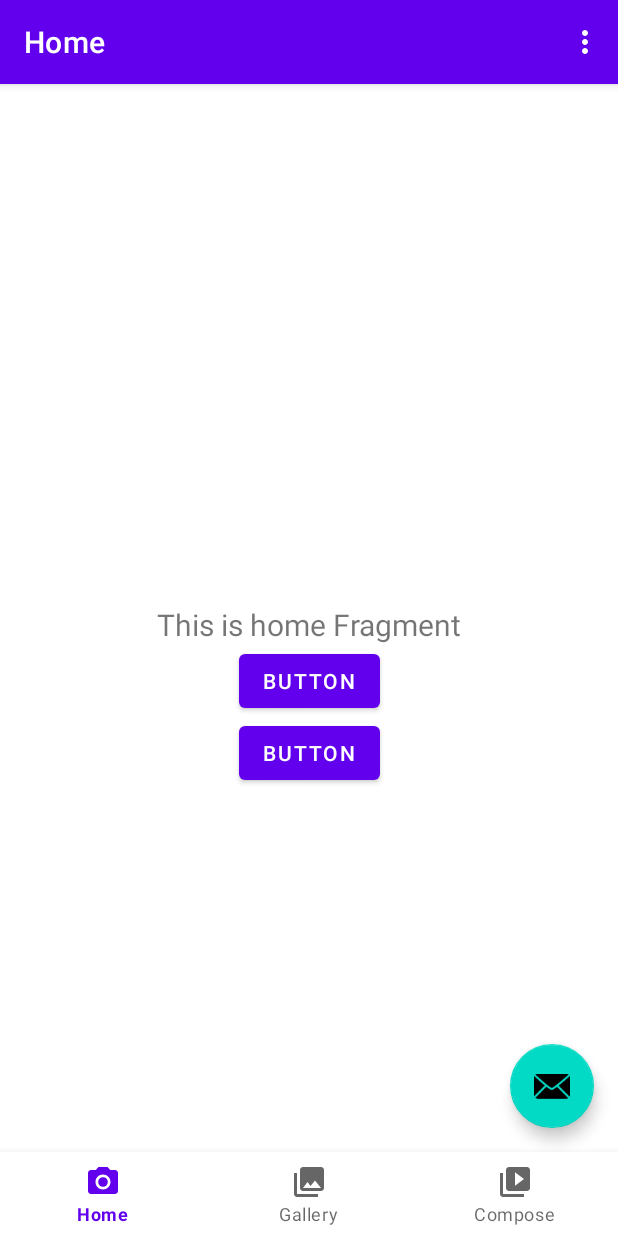
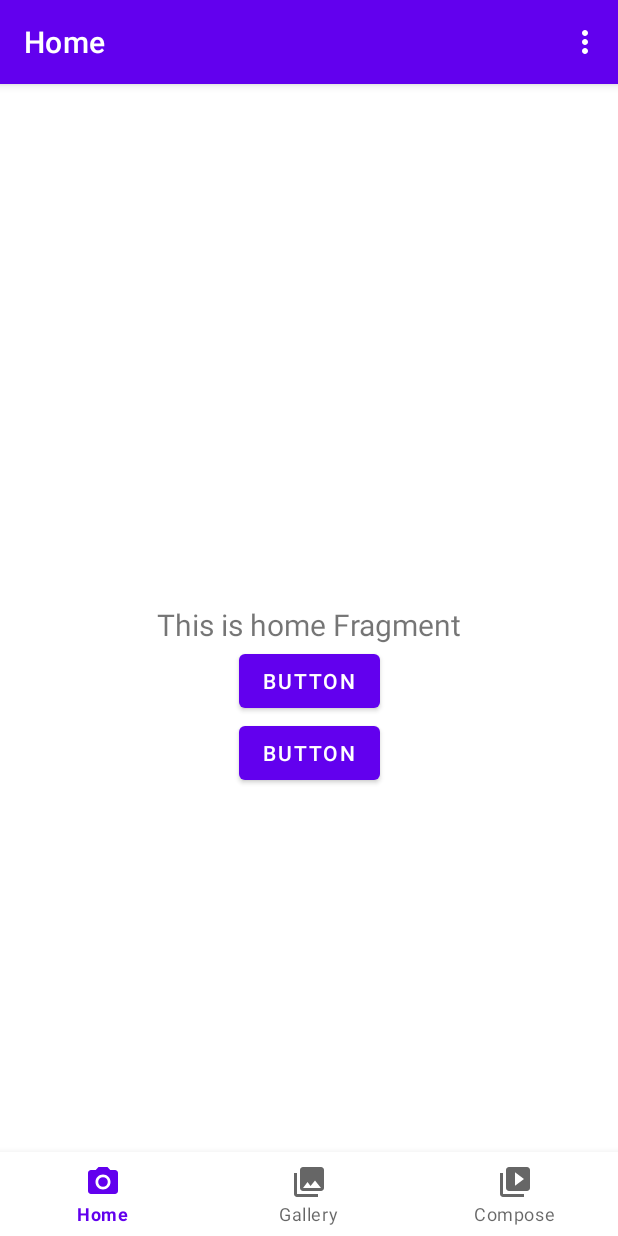
Before and after one commit to oh-fuck-it/client, an Android app built with Jetpack Compose: the screen it shows after launch (MainActivity), on a phone screen of 412 x 824 dp. Run offline under Robolectric (Android 15) with nearby library versions, the phone set to English and light mode, and no system bars; our stand-ins replace navigation-ui; libraries missing offline, so code that uses them is left out: com.parse; 3 statements that could not run were skipped.

Commit message:
删除浮动按钮

```diff
--- a/app/src/main/java/win/rainchan/aishot/aishot/activity/MainActivity.kt
+++ b/app/src/main/java/win/rainchan/aishot/aishot/activity/MainActivity.kt
@@ -8,7 +8,6 @@
 import androidx.navigation.ui.navigateUp
 import androidx.navigation.ui.setupActionBarWithNavController
 import androidx.navigation.ui.setupWithNavController
-import com.google.android.material.snackbar.Snackbar
 import win.rainchan.aishot.aishot.R
 import win.rainchan.aishot.aishot.databinding.ActivityMainBinding
 
@@ -25,10 +24,10 @@
 
         setSupportActionBar(binding.appBarMain.toolbar)
 
-        binding.appBarMain.fab.setOnClickListener { view ->
-            Snackbar.make(view, "Replace with your own action", Snackbar.LENGTH_LONG)
-                .setAction("Action", null).show()
-        }
+//        binding.appBarMain.fab.setOnClickListener { view ->
+//            Snackbar.make(view, "Replace with your own action", Snackbar.LENGTH_LONG)
+//                .setAction("Action", null).show()
+//        }
         val navView = binding.navView
         val navController = findNavController(R.id.nav_host_fragment_content_main)
         // Passing each menu ID as a set of Ids because each
--- a/app/src/main/java/win/rainchan/aishot/aishot/ui/home/HomeFragment.kt
+++ b/app/src/main/java/win/rainchan/aishot/aishot/ui/home/HomeFragment.kt
@@ -26,7 +26,7 @@
         inflater: LayoutInflater,
         container: ViewGroup?,
         savedInstanceState: Bundle?
-    ): View? {
+    ): View {
         homeViewModel =
             ViewModelProvider(this).get(HomeViewModel::class.java)
 
--- a/app/src/main/res/layout/app_bar_main.xml
+++ b/app/src/main/res/layout/app_bar_main.xml
@@ -22,13 +22,13 @@
 
     <include layout="@layout/content_main" />
 
-    <com.google.android.material.floatingactionbutton.FloatingActionButton
-        android:id="@+id/fab"
-        android:layout_width="wrap_content"
-        android:layout_height="wrap_content"
-        android:layout_gravity="bottom|end"
-        android:layout_marginEnd="@dimen/fab_margin"
-        android:layout_marginBottom="16dp"
-        app:srcCompat="@android:drawable/ic_dialog_email" />
+    <!--    <com.google.android.material.floatingactionbutton.FloatingActionButton-->
+    <!--        android:id="@+id/fab"-->
+    <!--        android:layout_width="wrap_content"-->
+    <!--        android:layout_height="wrap_content"-->
+    <!--        android:layout_gravity="bottom|end"-->
+    <!--        android:layout_marginEnd="@dimen/fab_margin"-->
+    <!--        android:layout_marginBottom="16dp"-->
+    <!--        app:srcCompat="@android:drawable/ic_dialog_email" />-->
 
 </androidx.coordinatorlayout.widget.CoordinatorLayout>
```
